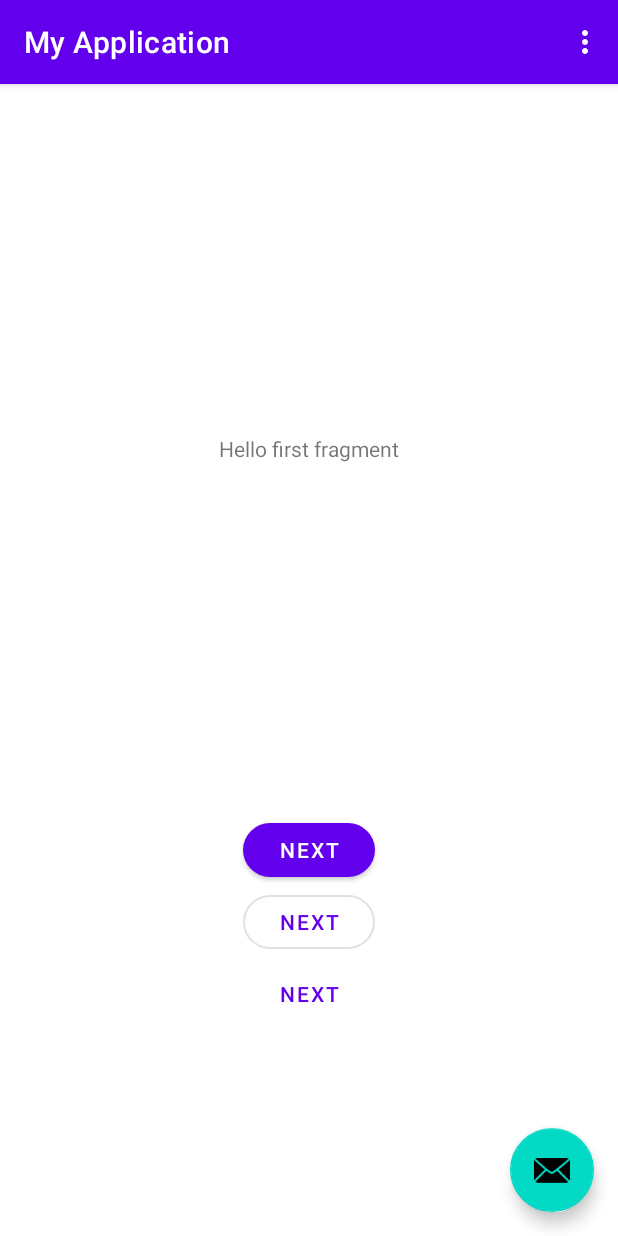
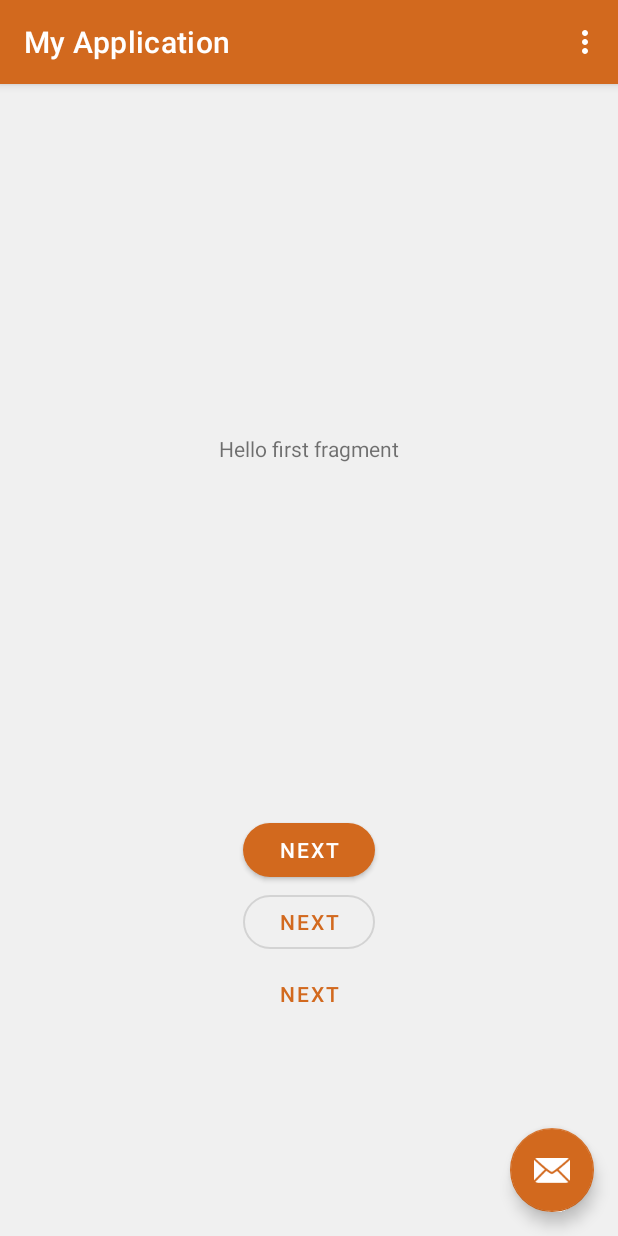
Before and after one commit to SR-9/android-example, an Android app: the screen it shows after launch (MainActivity), on a phone screen of 412 x 824 dp. Run offline under Robolectric (Android 15) with nearby library versions, the phone set to English and light mode, and no system bars; our stand-ins replace Dagger/Hilt's generated code, RxJava; libraries missing offline, so code that uses them is left out: androidx.datastore, androidx.datastore.preferences, com.facebook.stetho, com.jakewharton.rxbinding4, com.trello.rxlifecycle4; 5 statements that could not run were skipped.

Commit message:
- common theme

```diff
--- a/app/src/main/res/layout/activity_main.xml
+++ b/app/src/main/res/layout/activity_main.xml
@@ -28,6 +28,8 @@
         android:layout_height="wrap_content"
         android:layout_gravity="bottom|end"
         android:layout_margin="@dimen/fab_margin"
+        app:backgroundTint="?attr/colorPrimary"
+        app:tint="@android:color/white"
         app:srcCompat="@android:drawable/ic_dialog_email" />
 
 </androidx.coordinatorlayout.widget.CoordinatorLayout>
--- /dev/null
+++ b/app/src/main/res/values/attrs.xml
@@ -0,0 +1,4 @@
+<?xml version="1.0" encoding="utf-8"?>
+<resources>
+
+</resources>
--- a/app/src/main/res/values/colors.xml
+++ b/app/src/main/res/values/colors.xml
@@ -1,6 +1,8 @@
 <?xml version="1.0" encoding="utf-8"?>
 <resources>
-    <color name="colorPrimary">#6200EE</color>
-    <color name="colorPrimaryDark">#3700B3</color>
-    <color name="colorAccent">#03DAC5</color>
+    <color name="colorPrimary">#D2691E</color>
+    <color name="colorPrimaryDark">#A0522D</color>
+    <color name="colorAccent">#F4A460</color>
+    <color name="colorSurface">#F0F0F0</color>
+    <color name="colorError">#FF6347</color>
 </resources>
--- a/app/src/main/res/values/styles.xml
+++ b/app/src/main/res/values/styles.xml
@@ -11,6 +11,9 @@
         <item name="colorPrimary">@color/colorPrimary</item>
         <item name="colorPrimaryDark">@color/colorPrimaryDark</item>
         <item name="colorAccent">@color/colorAccent</item>
+        <item name="colorError">@android:color/holo_red_dark</item>
+        <item name="colorSurface">@color/colorSurface</item>
+        <item name="android:colorBackground">@color/colorSurface</item>
     </style>
 
     <style name="AppTheme.NoActionBar">
```
